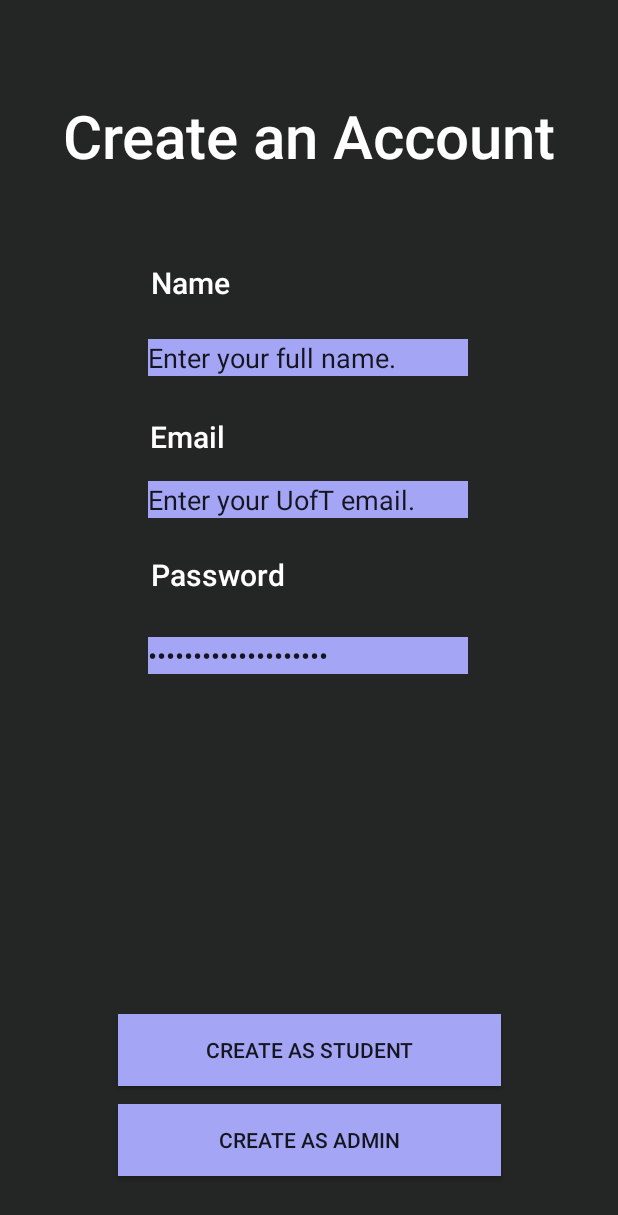
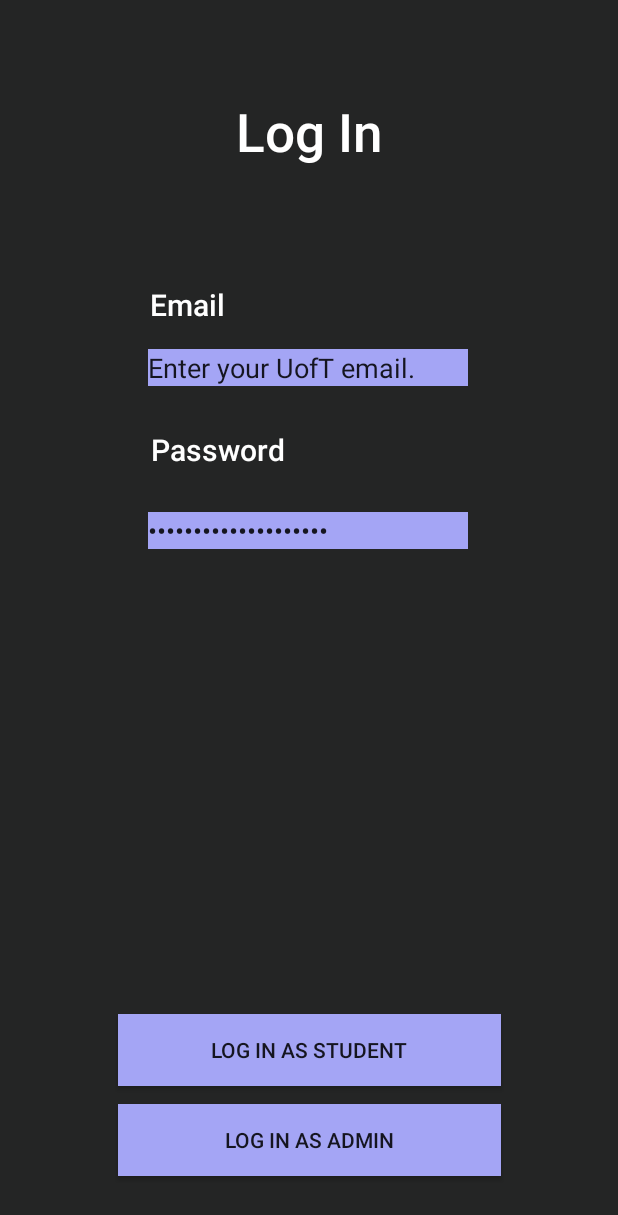
Before and after one commit to emmimelon/B07-Project, an Android app: the layout fragment_login.xml on its own in the app's theme, with its tools: preview values and no code run, on a phone screen of 412 x 824 dp. Shown: the top 1215 px of the screen. Run offline under Robolectric (Android 15) with nearby library versions, the phone set to English and light mode, and no system bars.

Commit message:
changes to the sign up and login

```diff
--- a/app/src/main/res/layout/fragment_signuppage.xml
+++ b/app/src/main/res/layout/fragment_login.xml
@@ -11,29 +11,14 @@
         android:layout_width="wrap_content"
         android:layout_height="wrap_content"
         android:fontFamily="sans-serif-medium"
-        android:text="@string/create"
+        android:text="@string/loginMessage"
         android:textColor="@color/white"
-        android:textSize="40sp"
+        android:textSize="35sp"
         app:layout_constraintBottom_toBottomOf="parent"
         app:layout_constraintEnd_toEndOf="parent"
         app:layout_constraintStart_toStartOf="parent"
         app:layout_constraintTop_toTopOf="parent"
         app:layout_constraintVertical_bias="0.082" />
-
-    <TextView
-        android:id="@+id/name"
-        android:layout_width="wrap_content"
-        android:layout_height="wrap_content"
-        android:fontFamily="sans-serif-medium"
-        android:text="Name"
-        android:textColor="@color/white"
-        android:textSize="20sp"
-        app:layout_constraintBottom_toBottomOf="parent"
-        app:layout_constraintEnd_toEndOf="parent"
-        app:layout_constraintHorizontal_bias="0.28"
-        app:layout_constraintStart_toStartOf="parent"
-        app:layout_constraintTop_toBottomOf="@+id/textview_first"
-        app:layout_constraintVertical_bias="0.084" />
 
     <TextView
         android:id="@+id/email"
@@ -47,8 +32,8 @@
         app:layout_constraintEnd_toEndOf="parent"
         app:layout_constraintHorizontal_bias="0.277"
         app:layout_constraintStart_toStartOf="parent"
-        app:layout_constraintTop_toBottomOf="@+id/editTextText"
-        app:layout_constraintVertical_bias="0.049" />
+        app:layout_constraintTop_toBottomOf="@+id/textview_first"
+        app:layout_constraintVertical_bias="0.114" />
 
     <TextView
         android:id="@+id/pw"
@@ -66,25 +51,25 @@
         app:layout_constraintVertical_bias="0.053" />
 
     <androidx.appcompat.widget.AppCompatButton
-        android:id="@+id/sign_up_page"
+        android:id="@+id/studentButton"
         android:layout_width="255dp"
         android:layout_height="48dp"
         android:layout_marginBottom="12dp"
         android:background="#A4A5F5"
         android:backgroundTint="#A4A5F5"
-        android:text="@string/student"
-        app:layout_constraintBottom_toTopOf="@+id/login"
+        android:text="@string/studentLogin"
+        app:layout_constraintBottom_toTopOf="@+id/adminButton"
         app:layout_constraintEnd_toEndOf="parent"
         app:layout_constraintStart_toStartOf="parent" />
 
     <androidx.appcompat.widget.AppCompatButton
-        android:id="@+id/login"
+        android:id="@+id/adminButton"
         android:layout_width="255dp"
         android:layout_height="48dp"
         android:layout_marginBottom="40dp"
         android:background="#A4A5F5"
         android:backgroundTint="#A4A5F5"
-        android:text="@string/admin"
+        android:text="@string/adminLogin"
         app:layout_constraintBottom_toBottomOf="parent"
         app:layout_constraintEnd_toEndOf="parent"
         app:layout_constraintStart_toStartOf="parent" />
@@ -98,7 +83,7 @@
         android:ems="10"
         android:inputType="textPassword"
         android:text="@string/password"
-        app:layout_constraintBottom_toTopOf="@+id/sign_up_page"
+        app:layout_constraintBottom_toTopOf="@+id/studentButton"
         app:layout_constraintEnd_toEndOf="parent"
         app:layout_constraintHorizontal_bias="0.497"
         app:layout_constraintStart_toStartOf="parent"
@@ -120,19 +105,4 @@
         app:layout_constraintStart_toStartOf="parent"
         app:layout_constraintTop_toBottomOf="@+id/email" />
 
-    <EditText
-        android:id="@+id/editTextText"
-        android:layout_width="wrap_content"
-        android:layout_height="wrap_content"
-        android:layout_marginTop="24dp"
-        android:background="#A4A5F5"
-        android:backgroundTint="#A4A5F5"
-        android:ems="10"
-        android:inputType="text"
-        android:text="@string/name"
-        app:layout_constraintEnd_toEndOf="parent"
-        app:layout_constraintHorizontal_bias="0.497"
-        app:layout_constraintStart_toStartOf="parent"
-        app:layout_constraintTop_toBottomOf="@+id/name" />
-
 </androidx.constraintlayout.widget.ConstraintLayout>
--- a/app/src/main/res/layout/fragment_loginpage.xml
+++ /dev/null
@@ -1,6 +0,0 @@
-<?xml version="1.0" encoding="utf-8"?>
-<androidx.constraintlayout.widget.ConstraintLayout xmlns:android="http://schemas.android.com/apk/res/android"
-    android:layout_width="match_parent"
-    android:layout_height="match_parent">
-
-</androidx.constraintlayout.widget.ConstraintLayout>
--- a/app/src/main/res/values/strings.xml
+++ b/app/src/main/res/values/strings.xml
@@ -3,7 +3,7 @@
     <string name="title_home">Home</string>
     <string name="title_dashboard">Dashboard</string>
     <string name="title_notifications">Notifications</string>
-<!-- TODO: Remove or change this placeholder text -->
+    <!-- TODO: Remove or change this placeholder text -->
     <string name="hello_blank_fragment">Hello blank fragment</string>
 
     <string name="welcome">
@@ -15,11 +15,15 @@
     </string>
 
     <string name="login">
-        Login
+        Log in
     </string>
 
-    <string name="create">
+    <string name="createMessage">
         Create an Account
+    </string>
+
+    <string name="loginMessage">
+        Log In
     </string>
 
     <string name="student">
@@ -28,6 +32,14 @@
 
     <string name="admin">
         Create as Admin
+    </string>
+
+    <string name="studentLogin">
+        Log In as Student
+    </string>
+
+    <string name="adminLogin">
+        Log In as Admin
     </string>
 
     <string name="name">
```
Also changed, not shown: app/src/main/java/com/example/b07project/ui/FragmentWelcome.java (deleted, +0 -8 lines), app/src/main/java/com/example/b07project/ui/login/LoginFragment.java (added, +47 -0 lines), app/src/main/java/com/example/b07project/ui/signup/SignUpFragment.java (added, +41 -0 lines), app/src/main/res/layout/fragment_signup.xml (added, +138 -0 lines), app/src/main/res/layout/fragment_welcome.xml (deleted, +0 -48 lines).
